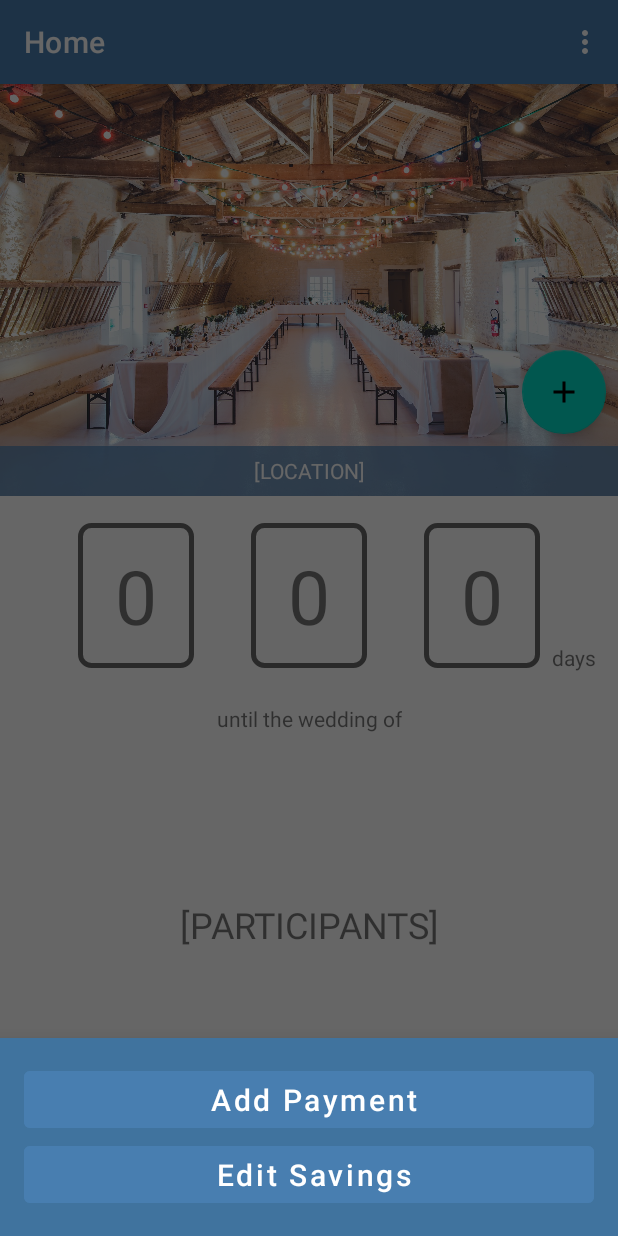
After one commit to sainbres/WeddingFlow, an Android app: the fragment PaymentBottomSheetFragment placed in its activity, on a phone screen of 412 x 824 dp. The commit adds this screen. Run offline under Robolectric (Android 15) with nearby library versions, the phone set to English and light mode, and no system bars; libraries missing offline, so code that uses them is left out: android.support.design, com.raizlabs.android.

Commit message:
WF-61: Add bottomsheet to breakdown fragment that enables add payment and edit savings buttons

```diff
--- a/app/src/main/java/com/sainbres/shu/weddingflow/BudgetTabFragments/BudgetBreakdownFragment.java
+++ b/app/src/main/java/com/sainbres/shu/weddingflow/BudgetTabFragments/BudgetBreakdownFragment.java
@@ -5,14 +5,18 @@
 import android.net.Uri;
 import android.os.Bundle;
 import android.preference.PreferenceManager;
+import android.support.constraint.ConstraintLayout;
+import android.support.design.widget.FloatingActionButton;
 import android.support.v4.app.Fragment;
 import android.support.v7.widget.LinearLayoutManager;
 import android.support.v7.widget.RecyclerView;
 import android.view.LayoutInflater;
 import android.view.View;
 import android.view.ViewGroup;
+import android.widget.RelativeLayout;
 
 import com.raizlabs.android.dbflow.sql.language.SQLite;
+import com.sainbres.shu.weddingflow.Fragments.PaymentBottomSheetFragment;
 import com.sainbres.shu.weddingflow.Models.Payment;
 import com.sainbres.shu.weddingflow.Models.Payment_Table;
 import com.sainbres.shu.weddingflow.PaymentAdapter;
@@ -60,6 +64,16 @@
 
         List<Payment> payments = SQLite.select().from(Payment.class).where(Payment_Table.BudgetId.eq(budgetId)).queryList();
 
+        FloatingActionButton fab = view.findViewById(R.id.floatingActionButton);
+
+        fab.setOnClickListener(new View.OnClickListener() {
+            @Override
+            public void onClick(View v) {
+                PaymentBottomSheetFragment bottomSheet = new PaymentBottomSheetFragment();
+                bottomSheet.show(getActivity().getSupportFragmentManager(), "bottomSheet");
+            }
+        });
+
         recyclerView = view.findViewById(R.id.recyclerView);
         adapter = new PaymentAdapter(payments, getContext());
 
--- /dev/null
+++ b/app/src/main/java/com/sainbres/shu/weddingflow/Fragments/PaymentBottomSheetFragment.java
@@ -0,0 +1,45 @@
+package com.sainbres.shu.weddingflow.Fragments;
+
+import android.content.Context;
+import android.net.Uri;
+import android.os.Bundle;
+import android.support.design.widget.BottomSheetDialogFragment;
+import android.support.v4.app.Fragment;
+import android.view.LayoutInflater;
+import android.view.View;
+import android.view.ViewGroup;
+import android.widget.Button;
+
+import com.sainbres.shu.weddingflow.R;
+
+
+public class PaymentBottomSheetFragment extends BottomSheetDialogFragment {
+
+    public PaymentBottomSheetFragment() {
+        // Required empty public constructor
+    }
+
+    @Override
+    public void onCreate(Bundle savedInstanceState) {
+        super.onCreate(savedInstanceState);
+    }
+
+    @Override
+    public View onCreateView(LayoutInflater inflater, ViewGroup container,
+                             Bundle savedInstanceState) {
+        // Inflate the layout for this fragment
+        View view = inflater.inflate(R.layout.fragment_payment_bottom_sheet, container, false);
+
+        Button addPaymentBtn = view.findViewById(R.id.addPaymentBtn);
+        Button editSavingsBtn = view.findViewById(R.id.editSavingsBtn);
+
+        addPaymentBtn.setOnClickListener(new View.OnClickListener() {
+            @Override
+            public void onClick(View v) {
+            }
+        });
+
+        return view;
+    }
+
+}
--- /dev/null
+++ b/app/src/main/res/drawable/ic_cash_multiple.xml
@@ -0,0 +1,9 @@
+<vector xmlns:android="http://schemas.android.com/apk/res/android"
+    android:width="24dp"
+    android:height="24dp"
+    android:viewportWidth="24"
+    android:viewportHeight="24">
+  <path
+      android:fillColor="#FF000000"
+      android:pathData="M5,6H23V18H5V6M14,9A3,3 0,0 1,17 12A3,3 0,0 1,14 15A3,3 0,0 1,11 12A3,3 0,0 1,14 9M9,8A2,2 0,0 1,7 10V14A2,2 0,0 1,9 16H19A2,2 0,0 1,21 14V10A2,2 0,0 1,19 8H9M1,10H3V20H19V22H1V10Z"/>
+</vector>
--- /dev/null
+++ b/app/src/main/res/drawable/ic_currency_usd.xml
@@ -0,0 +1,9 @@
+<vector xmlns:android="http://schemas.android.com/apk/res/android"
+    android:width="24dp"
+    android:height="24dp"
+    android:viewportWidth="24"
+    android:viewportHeight="24">
+  <path
+      android:fillColor="#FF000000"
+      android:pathData="M7,15H9C9,16.08 10.37,17 12,17C13.63,17 15,16.08 15,15C15,13.9 13.96,13.5 11.76,12.97C9.64,12.44 7,11.78 7,9C7,7.21 8.47,5.69 10.5,5.18V3H13.5V5.18C15.53,5.69 17,7.21 17,9H15C15,7.92 13.63,7 12,7C10.37,7 9,7.92 9,9C9,10.1 10.04,10.5 12.24,11.03C14.36,11.56 17,12.22 17,15C17,16.79 15.53,18.31 13.5,18.82V21H10.5V18.82C8.47,18.31 7,16.79 7,15Z"/>
+</vector>
--- /dev/null
+++ b/app/src/main/res/layout/fragment_payment_bottom_sheet.xml
@@ -0,0 +1,42 @@
+<?xml version="1.0" encoding="utf-8"?>
+<LinearLayout xmlns:android="http://schemas.android.com/apk/res/android"
+    xmlns:app="http://schemas.android.com/apk/res-auto"
+    android:orientation="vertical"
+    android:layout_width="match_parent"
+    android:layout_height="match_parent"
+    android:gravity="center_horizontal"
+    android:padding="16dp"
+    android:background="@color/colorPrimaryDark">
+
+
+    <Button
+        android:backgroundTint="@color/colorPrimary"
+        android:id="@+id/addPaymentBtn"
+        android:layout_width="match_parent"
+        android:layout_height="50dp"
+        android:background="@null"
+        android:text="@string/bottomsheet_add_payment"
+        android:drawableStart="@drawable/ic_currency_usd"
+        android:drawableTint="@color/colorWhite"
+        android:paddingLeft="15dip"
+        android:textColor="#FFFFFF"
+        android:textAllCaps="false"
+        android:textSize="20sp"
+        />
+
+    <Button
+        android:backgroundTint="@color/colorPrimary"
+        android:id="@+id/editSavingsBtn"
+        android:layout_width="match_parent"
+        android:layout_height="50dp"
+        android:background="@null"
+        android:drawableStart="@drawable/ic_cash_multiple"
+        android:drawableTint="@color/colorWhite"
+        android:paddingLeft="15dip"
+        android:text="@string/bottomsheet_edit_savings"
+        android:textColor="#FFFFFF"
+        android:drawablePadding="10dp"
+        android:textAllCaps="false"
+        android:textSize="20sp" />
+
+</LinearLayout>
--- a/app/src/main/res/values/styles.xml
+++ b/app/src/main/res/values/styles.xml
@@ -43,5 +43,11 @@
         <item name="colorControlActivated">@color/colorPrimary</item>
     </style>
 
+    <style name="ButtonLayout" parent="Theme.MaterialComponents.Light.NoActionBar">
+        <item name="colorAccent">@color/colorPrimary</item>
+        <item name="colorControlNormal">@color/colorGreyAccent</item>
+        <item name="colorControlActivated">@color/colorPrimary</item>
+    </style>
+
 
 </resources>
```
